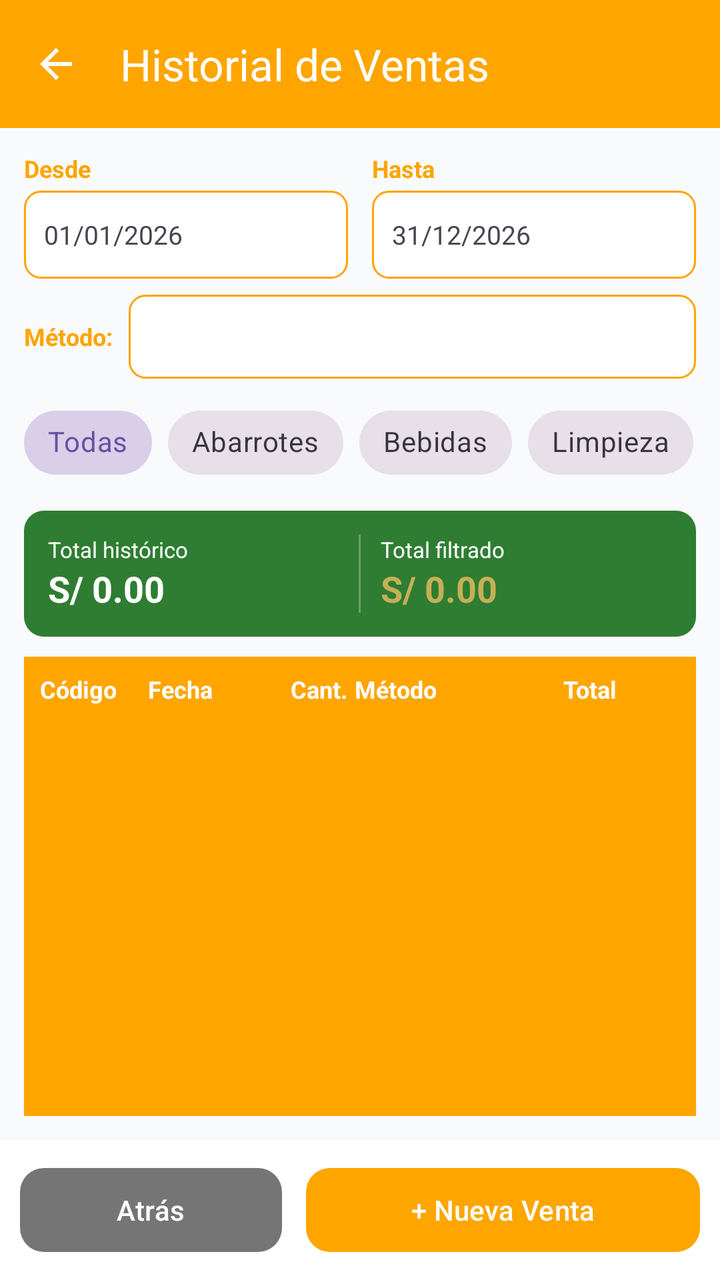
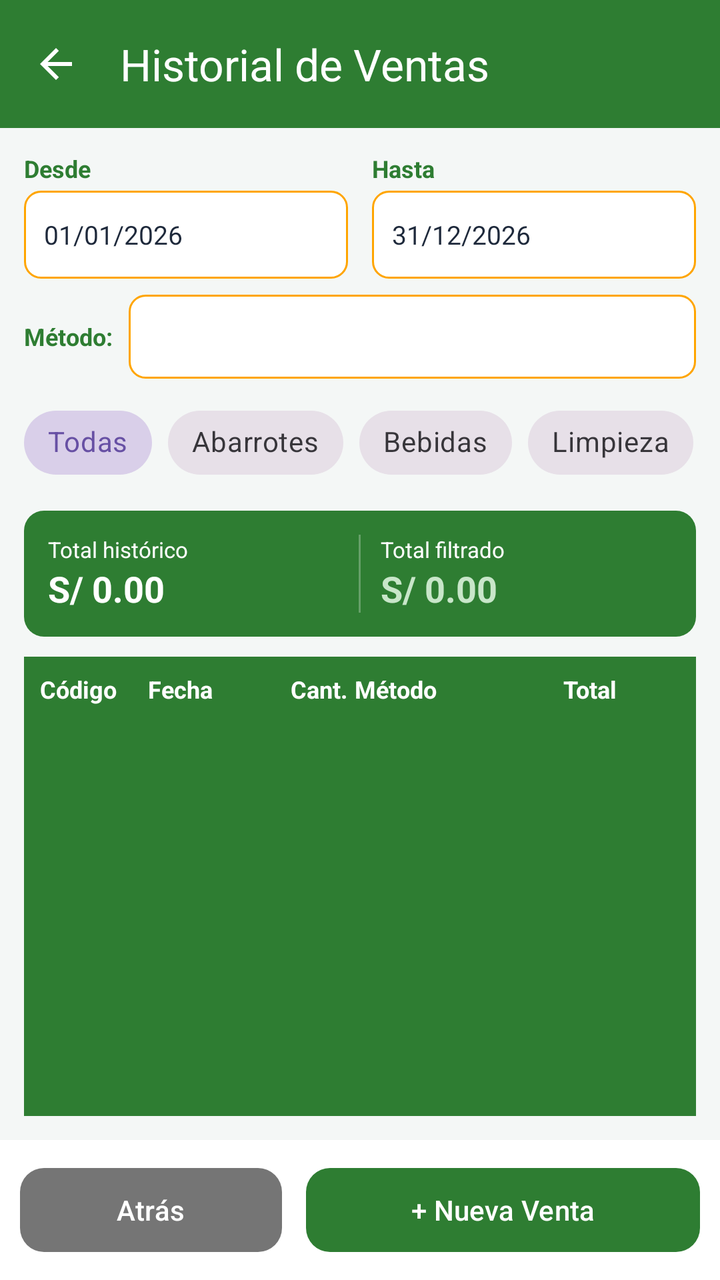

An Android layout rendered at two revisions. The XML below is the earlier revision; the diff shows what the commit changed to produce the second picture.
<!-- AndroidManifest.xml: application theme Base.Theme.Mobile -->
<!-- res/layout/activity_historial_ventas.xml -->
<?xml version="1.0" encoding="utf-8"?>
<LinearLayout xmlns:android="http://schemas.android.com/apk/res/android"
    xmlns:app="http://schemas.android.com/apk/res-auto"
    xmlns:tools="http://schemas.android.com/tools"
    android:layout_width="match_parent"
    android:layout_height="match_parent"
    android:orientation="vertical"
    android:background="#F8FAFC"
    tools:context=".historial_ventas">

    <com.google.android.material.appbar.MaterialToolbar
        android:id="@+id/toolbarHistorial"
        android:layout_width="match_parent"
        android:layout_height="?attr/actionBarSize"
        android:background="@color/orange_stronge"
        app:title="Historial de Ventas"
        app:titleTextColor="@color/white"
        app:navigationIcon="@drawable/icon_back"
        app:navigationIconTint="@color/white" />

    <LinearLayout
        android:layout_width="match_parent"
        android:layout_height="0dp"
        android:layout_weight="1"
        android:orientation="vertical"
        android:padding="12dp">

        
        <LinearLayout
            android:layout_width="match_parent"
            android:layout_height="wrap_content"
            android:orientation="horizontal"
            android:layout_marginBottom="8dp">

            <LinearLayout
                android:layout_width="0dp"
                android:layout_height="wrap_content"
                android:layout_weight="1"
                android:orientation="vertical"
                android:layout_marginEnd="6dp">

                <TextView
                    android:layout_width="wrap_content"
                    android:layout_height="wrap_content"
                    android:text="Desde"
                    android:textSize="12sp"
                    android:textStyle="bold"
                    android:textColor="@color/orange_stronge"
                    android:layout_marginBottom="3dp"/>

                <TextView
                    android:id="@+id/tvDesde"
                    android:layout_width="match_parent"
                    android:layout_height="44dp"
                    android:text="01/01/2026"
                    android:textSize="13sp"
                    android:gravity="center_vertical"
                    android:paddingHorizontal="10dp"
                    android:background="@drawable/bg_field" />

            </LinearLayout>

            <LinearLayout
                android:layout_width="0dp"
                android:layout_height="wrap_content"
                android:layout_weight="1"
                android:orientation="vertical"
                android:layout_marginStart="6dp">

                <TextView
                    android:layout_width="wrap_content"
                    android:layout_height="wrap_content"
                    android:text="Hasta"
                    android:textSize="12sp"
                    android:textStyle="bold"
                    android:textColor="@color/orange_stronge"
                    android:layout_marginBottom="3dp"/>

                <TextView
                    android:id="@+id/tvHasta"
                    android:layout_width="match_parent"
                    android:layout_height="44dp"
                    android:text="31/12/2026"
                    android:textSize="13sp"
                    android:gravity="center_vertical"
                    android:paddingHorizontal="10dp"
                    android:background="@drawable/bg_field" />

            </LinearLayout>

        </LinearLayout>

        
        <LinearLayout
            android:layout_width="match_parent"
            android:layout_height="wrap_content"
            android:orientation="horizontal"
            android:gravity="center_vertical"
            android:layout_marginBottom="8dp">

            <TextView
                android:layout_width="wrap_content"
                android:layout_height="wrap_content"
                android:text="Método:"
                android:textSize="12sp"
                android:textStyle="bold"
                android:textColor="@color/orange_stronge"
                android:layout_marginEnd="8dp"/>

            <Spinner
                android:id="@+id/spinnerMetodo"
                android:layout_width="0dp"
                android:layout_height="42dp"
                android:layout_weight="1"
                android:background="@drawable/bg_field"
                android:paddingHorizontal="8dp" />

        </LinearLayout>

        
        <HorizontalScrollView
            android:layout_width="match_parent"
            android:layout_height="wrap_content"
            android:scrollbars="none"
            android:layout_marginBottom="10dp">

            <com.google.android.material.chip.ChipGroup
                android:id="@+id/chipGroupCategorias"
                android:layout_width="wrap_content"
                android:layout_height="wrap_content"
                app:singleSelection="true">

                <com.google.android.material.chip.Chip
                    android:id="@+id/chipTodas"
                    android:layout_width="wrap_content"
                    android:layout_height="wrap_content"
                    android:text="Todas"
                    android:checked="true"
                    style="@style/Widget.MaterialComponents.Chip.Choice" />

                <com.google.android.material.chip.Chip
                    android:id="@+id/chipAbarrotes"
                    android:layout_width="wrap_content"
                    android:layout_height="wrap_content"
                    android:text="Abarrotes"
                    style="@style/Widget.MaterialComponents.Chip.Choice" />

                <com.google.android.material.chip.Chip
                    android:id="@+id/chipBebidas"
                    android:layout_width="wrap_content"
                    android:layout_height="wrap_content"
                    android:text="Bebidas"
                    style="@style/Widget.MaterialComponents.Chip.Choice" />

                <com.google.android.material.chip.Chip
                    android:id="@+id/chipLimpieza"
                    android:layout_width="wrap_content"
                    android:layout_height="wrap_content"
                    android:text="Limpieza"
                    style="@style/Widget.MaterialComponents.Chip.Choice" />

                <com.google.android.material.chip.Chip
                    android:id="@+id/chipSnacks"
                    android:layout_width="wrap_content"
                    android:layout_height="wrap_content"
                    android:text="Snacks"
                    style="@style/Widget.MaterialComponents.Chip.Choice" />

                <com.google.android.material.chip.Chip
                    android:id="@+id/chipAlcohol"
                    android:layout_width="wrap_content"
                    android:layout_height="wrap_content"
                    android:text="Alcohol"
                    style="@style/Widget.MaterialComponents.Chip.Choice" />

            </com.google.android.material.chip.ChipGroup>

        </HorizontalScrollView>

        
        <LinearLayout
            android:layout_width="match_parent"
            android:layout_height="wrap_content"
            android:orientation="horizontal"
            android:background="@drawable/bg_card_green"
            android:padding="12dp"
            android:layout_marginBottom="10dp">

            <LinearLayout
                android:layout_width="0dp"
                android:layout_height="wrap_content"
                android:layout_weight="1"
                android:orientation="vertical">

                <TextView
                    android:layout_width="wrap_content"
                    android:layout_height="wrap_content"
                    android:text="Total histórico"
                    android:textSize="11sp"
                    android:textColor="@color/white"/>

                <TextView
                    android:id="@+id/tvTotalVentas"
                    android:layout_width="wrap_content"
                    android:layout_height="wrap_content"
                    android:text="S/ 0.00"
                    android:textSize="18sp"
                    android:textStyle="bold"
                    android:textColor="@color/white"/>

            </LinearLayout>

            <View
                android:layout_width="1dp"
                android:layout_height="match_parent"
                android:background="#44ffffff"
                android:layout_marginHorizontal="10dp"/>

            <LinearLayout
                android:layout_width="0dp"
                android:layout_height="wrap_content"
                android:layout_weight="1"
                android:orientation="vertical">

                <TextView
                    android:layout_width="wrap_content"
                    android:layout_height="wrap_content"
                    android:text="Total filtrado"
                    android:textSize="11sp"
                    android:textColor="@color/white"/>

                <TextView
                    android:id="@+id/tvTotalFiltrado"
                    android:layout_width="wrap_content"
                    android:layout_height="wrap_content"
                    android:text="S/ 0.00"
                    android:textSize="18sp"
                    android:textStyle="bold"
                    android:textColor="@color/orange_low"/>

            </LinearLayout>

        </LinearLayout>

        
        <LinearLayout
            android:layout_width="match_parent"
            android:layout_height="wrap_content"
            android:orientation="horizontal"
            android:background="@color/orange_stronge"
            android:paddingHorizontal="8dp"
            android:paddingVertical="8dp">

            <TextView
                android:layout_width="0dp"
                android:layout_height="wrap_content"
                android:layout_weight="1.2"
                android:text="Código"
                android:textSize="12sp"
                android:textColor="@color/white"
                android:textStyle="bold"/>

            <TextView
                android:layout_width="0dp"
                android:layout_height="wrap_content"
                android:layout_weight="1.5"
                android:text="Fecha"
                android:textSize="12sp"
                android:textColor="@color/white"
                android:textStyle="bold"/>

            <TextView
                android:layout_width="0dp"
                android:layout_height="wrap_content"
                android:layout_weight="0.8"
                android:text="Cant."
                android:textSize="12sp"
                android:textColor="@color/white"
                android:textStyle="bold"
                android:gravity="center"/>

            <TextView
                android:layout_width="0dp"
                android:layout_height="wrap_content"
                android:layout_weight="1.4"
                android:text="Método"
                android:textSize="12sp"
                android:textColor="@color/white"
                android:textStyle="bold"/>

            <TextView
                android:layout_width="0dp"
                android:layout_height="wrap_content"
                android:layout_weight="1.5"
                android:text="Total"
                android:textSize="12sp"
                android:textColor="@color/white"
                android:textStyle="bold"
                android:gravity="end"/>

            <View
                android:layout_width="32dp"
                android:layout_height="wrap_content"/>

        </LinearLayout>

        
        <FrameLayout
            android:layout_width="match_parent"
            android:layout_height="0dp"
            android:layout_weight="1"
            android:background="@android:color/white">

            <androidx.recyclerview.widget.RecyclerView
                android:id="@+id/rvHistorialVentas"
                android:layout_width="match_parent"
                android:layout_height="match_parent"
                tools:listitem="@layout/item_venta" />

            <TextView
                android:id="@+id/tvEmptyVentas"
                android:layout_width="match_parent"
                android:layout_height="match_parent"
                android:gravity="center"
                android:text="No se encontraron ventas registradas"
                android:textColor="#94A3B8"
                android:textSize="14sp"
                android:visibility="gone" />

        </FrameLayout>

    </LinearLayout>

    <LinearLayout
        android:layout_width="match_parent"
        android:layout_height="wrap_content"
        android:orientation="horizontal"
        android:padding="10dp"
        android:background="@android:color/white">

        <com.google.android.material.button.MaterialButton
            android:id="@+id/btnAtras"
            android:layout_width="0dp"
            android:layout_height="50dp"
            android:layout_weight="1"
            android:layout_marginEnd="6dp"
            android:text="Atrás"
            app:cornerRadius="12dp"
            app:backgroundTint="#757575"/>

        <com.google.android.material.button.MaterialButton
            android:id="@+id/btnNuevaVenta"
            android:layout_width="0dp"
            android:layout_height="50dp"
            android:layout_weight="1.5"
            android:layout_marginStart="6dp"
            android:text="+ Nueva Venta"
            app:cornerRadius="12dp"
            app:backgroundTint="@color/orange_stronge"/>

    </LinearLayout>

</LinearLayout>
<!-- res/layout/item_venta.xml (included above) -->
<?xml version="1.0" encoding="utf-8"?>
<LinearLayout xmlns:android="http://schemas.android.com/apk/res/android"
    android:layout_width="match_parent"
    android:layout_height="wrap_content"
    android:orientation="horizontal"
    android:padding="8dp"
    android:background="@android:color/white">

    <TextView
        android:id="@+id/txtCodigo"
        android:layout_width="0dp"
        android:layout_height="wrap_content"
        android:layout_weight="1.2"
        android:text="V001"
        android:textSize="12sp"/>

    <TextView
        android:id="@+id/txtFecha"
        android:layout_width="0dp"
        android:layout_height="wrap_content"
        android:layout_weight="1.5"
        android:text="01/05/2025"
        android:textSize="12sp"/>

    <TextView
        android:id="@+id/txtCantidad"
        android:layout_width="0dp"
        android:layout_height="wrap_content"
        android:layout_weight="0.8"
        android:gravity="center"
        android:text="5"
        android:textSize="12sp"/>

    <TextView
        android:id="@+id/txtMetodo"
        android:layout_width="0dp"
        android:layout_height="wrap_content"
        android:layout_weight="1.5"
        android:text="Yape"
        android:textSize="12sp"/>

    <TextView
        android:id="@+id/txtTotal"
        android:layout_width="0dp"
        android:layout_height="wrap_content"
        android:layout_weight="1.5"
        android:gravity="end"
        android:text="S/ 25.50"
        android:textColor="@color/verde_principal"
        android:textSize="12sp"
        android:textStyle="bold"/>

    <ImageButton
        android:id="@+id/btnVer"
        android:layout_width="32dp"
        android:layout_height="32dp"
        android:src="@android:drawable/ic_menu_view"
        android:background="@android:color/transparent"/>

</LinearLayout>
<!-- resources referenced by this layout -->
<resources>
  <color name="orange_low">#C3F6BF62</color>
  <color name="orange_stronge">#FFA500</color>
  <color name="verde_principal">#2E7D32</color>
  <color name="white">#FFFFFFFF</color>
  <!-- drawable bg_card_green (drawable) -->
  <?xml version="1.0" encoding="utf-8"?>
  <shape xmlns:android="http://schemas.android.com/apk/res/android">
      <solid android:color="#2E7D32"/>
      <corners android:radius="10dp"/>
  </shape>
  <!-- drawable bg_field (drawable) -->
  <?xml version="1.0" encoding="utf-8"?>
  <shape xmlns:android="http://schemas.android.com/apk/res/android">
      <solid android:color="@color/white"/>
      <stroke android:width="1dp" android:color="@color/orange_stronge"/>
      <corners android:radius="8dp"/>
  </shape>
  <!-- drawable icon_back (drawable) -->
  <vector xmlns:android="http://schemas.android.com/apk/res/android" android:autoMirrored="true" android:height="24dp" android:tint="#000000" android:viewportHeight="960" android:viewportWidth="960" android:width="24dp">
        
      <path android:fillColor="@android:color/white" android:pathData="M313,520L537,744L480,800L160,480L480,160L537,216L313,440L800,440L800,520L313,520Z"/>
      
  </vector>
  <style name="Base.Theme.Mobile" parent="Theme.Material3.Light.NoActionBar">
          
          
      </style>
</resources>

<!-- the commit's change to res/layout/activity_historial_ventas.xml (unified diff, before → after) -->
@@ -5,14 +5,14 @@
     android:layout_width="match_parent"
     android:layout_height="match_parent"
     android:orientation="vertical"
-    android:background="#F8FAFC"
+    android:background="#F4F7F6"
     tools:context=".historial_ventas">
 
     <com.google.android.material.appbar.MaterialToolbar
         android:id="@+id/toolbarHistorial"
         android:layout_width="match_parent"
         android:layout_height="?attr/actionBarSize"
-        android:background="@color/orange_stronge"
+        android:background="@color/verde_principal"
         app:title="Historial de Ventas"
         app:titleTextColor="@color/white"
         app:navigationIcon="@drawable/icon_back"
@@ -45,7 +45,7 @@
                     android:text="Desde"
                     android:textSize="12sp"
                     android:textStyle="bold"
-                    android:textColor="@color/orange_stronge"
+                    android:textColor="@color/verde_principal"
                     android:layout_marginBottom="3dp"/>
 
                 <TextView
@@ -56,6 +56,7 @@
                     android:textSize="13sp"
                     android:gravity="center_vertical"
                     android:paddingHorizontal="10dp"
+                    android:textColor="#1E293B"
                     android:background="@drawable/bg_field" />
 
             </LinearLayout>
@@ -73,7 +74,7 @@
                     android:text="Hasta"
                     android:textSize="12sp"
                     android:textStyle="bold"
-                    android:textColor="@color/orange_stronge"
+                    android:textColor="@color/verde_principal"
                     android:layout_marginBottom="3dp"/>
 
                 <TextView
@@ -84,6 +85,7 @@
                     android:textSize="13sp"
                     android:gravity="center_vertical"
                     android:paddingHorizontal="10dp"
+                    android:textColor="#1E293B"
                     android:background="@drawable/bg_field" />
 
             </LinearLayout>
@@ -104,7 +106,7 @@
                 android:text="Método:"
                 android:textSize="12sp"
                 android:textStyle="bold"
-                android:textColor="@color/orange_stronge"
+                android:textColor="@color/verde_principal"
                 android:layout_marginEnd="8dp"/>
 
             <Spinner
@@ -236,7 +238,7 @@
                     android:text="S/ 0.00"
                     android:textSize="18sp"
                     android:textStyle="bold"
-                    android:textColor="@color/orange_low"/>
+                    android:textColor="#C8E6C9"/>
 
             </LinearLayout>
 
@@ -247,7 +249,7 @@
             android:layout_width="match_parent"
             android:layout_height="wrap_content"
             android:orientation="horizontal"
-            android:background="@color/orange_stronge"
+            android:background="@color/verde_principal"
             android:paddingHorizontal="8dp"
             android:paddingVertical="8dp">
 
@@ -356,7 +358,7 @@
             android:layout_marginStart="6dp"
             android:text="+ Nueva Venta"
             app:cornerRadius="12dp"
-            app:backgroundTint="@color/orange_stronge"/>
+            app:backgroundTint="@color/verde_principal"/>
 
     </LinearLayout>
 
<!-- resource entries referenced after the edit -->
@@ -1,7 +1,5 @@
 <!-- resources referenced by this layout -->
 <resources>
-  <color name="orange_low">#C3F6BF62</color>
-  <color name="orange_stronge">#FFA500</color>
   <color name="verde_principal">#2E7D32</color>
   <color name="white">#FFFFFFFF</color>
   <!-- drawable bg_card_green (drawable) -->
@@ -27,5 +25,6 @@
           
           
       </style>
+  <color name="orange_stronge">#FFA500</color>
 </resources>
 
